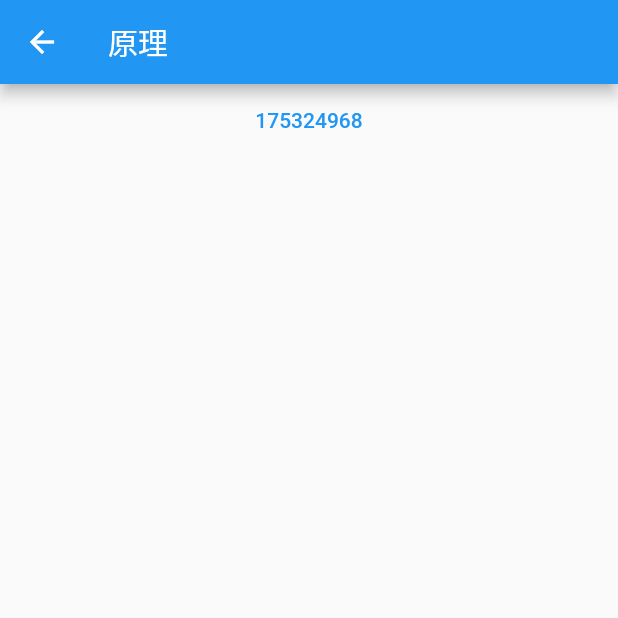
After one commit to bairdweng/flutter_summary, a Flutter app: the YuanliExample screen opened by its route, after a tap on "123456789", on a phone screen of 412 x 824 dp, the top half of it. The commit adds this screen. Run offline on Flutter 3.47's test engine with Material 2 defaults, Android fonts, the phone set to English and light mode, and no system bars; our stand-ins replace bloc, dio, fixnum, flutter_bloc, rxdart; missing offline and left inert: dart:ffi, fish_redux, protobuf; statements that could not run were skipped; project files that could hold a hidden picture were left out.

Commit message:
[Modify]更新一波

```diff
--- a/fl_example/lib/layout/widgets_example.dart
+++ b/fl_example/lib/layout/widgets_example.dart
@@ -92,7 +92,8 @@ class WidgetsExampleState extends State<WidgetsExample> {
         child: UnconstrainedBox(
           //“去除”父级限制
           child: ConstrainedBox(
-            constraints: const BoxConstraints(minWidth: 90.0, minHeight: 20.0), //子
+            constraints:
+                const BoxConstraints(minWidth: 90.0, minHeight: 20.0), //子
             child: redBox(),
           ),
         ));
--- /dev/null
+++ b/fl_example/lib/pages/yuanli/Yuanli.dart
@@ -0,0 +1,61 @@
+import 'package:flutter/material.dart';
+
+class YuanliExample extends StatefulWidget {
+  const YuanliExample({Key? key, required this.title}) : super(key: key);
+  final String title;
+  @override
+  State<StatefulWidget> createState() => YuanliExampleState();
+}
+
+class YuanliExampleState extends State<YuanliExample> {
+  @override
+  Widget build(BuildContext context) {
+    return Scaffold(
+      appBar: AppBar(
+        title: Text(widget.title),
+      ),
+      body: buildContent(),
+    );
+  }
+
+  Widget buildContent() {
+    return Column(
+      children: [CustomHome()],
+    );
+  }
+}
+
+class CustomHome extends Widget {
+  const CustomHome({Key? key}) : super(key: key);
+
+  @override
+  Element createElement() {
+    return HomeTextView(this);
+  }
+}
+
+// 这里更加底层了哦
+class HomeTextView extends ComponentElement {
+  HomeTextView(Widget widget) : super(widget);
+  String text = "123456789";
+
+  @override
+  Widget build() {
+    Color primary = Theme.of(this).primaryColor; //1
+    return GestureDetector(
+      child: Center(
+        child: TextButton(
+          child: Text(
+            text,
+            style: TextStyle(color: primary),
+          ),
+          onPressed: () {
+            var t = text.split("")..shuffle();
+            text = t.join();
+            markNeedsBuild(); //点击后将该Element标记为dirty，Element将会rebuild
+          },
+        ),
+      ),
+    );
+  }
+}
--- a/fl_example/pubspec.yaml
+++ b/fl_example/pubspec.yaml
@@ -37,6 +37,7 @@ dependencies:
   flutter_bloc: ^8.0.1
   rxdart: ^0.27.5
   http: ^0.13.4
+  protobuf: ^2.1.0
 
 dev_dependencies:
   flutter_test:
```
Also changed, not shown: fl_example/lib/main.dart (+14 -1 lines), fl_example/lib/pages/Keyboard/keyboard.dart (added, +93 -0 lines), fl_example/lib/pb/test.pb.dart (added, +76 -0 lines), fl_example/lib/pb/test.pbenum.dart (added, +31 -0 lines), fl_example/lib/pb/test.pbjson.dart (added, +45 -0 lines), fl_example/lib/pb/test.pbserver.dart (added, +8 -0 lines), fl_example/lib/router/router.dart (+26 -11 lines), fl_example/pubspec.lock, 1 other file.
